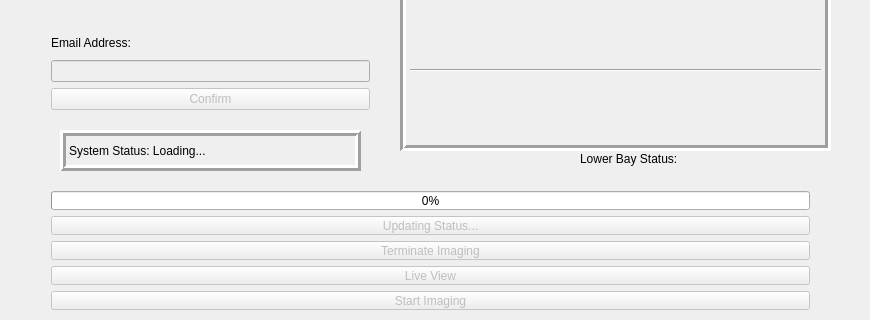
First picture: the form in _ui/Demo.ui, repository CoSE-Jerry/ABCD, before the edit; both pictures show x 0 to 870 and y 240 to 560 of the 870 by 560 pixel window.
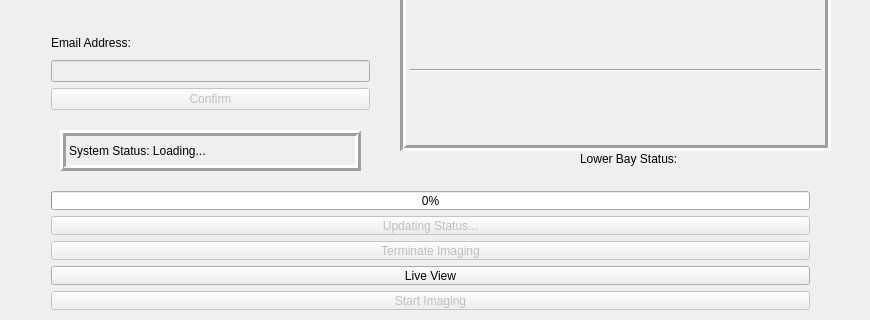
Second picture: the form after the edit. Icons and pictures are not drawn.

Diff of the .ui file:
```diff
--- a/_ui/Demo.ui
+++ b/_ui/Demo.ui
@@ -684,7 +684,7 @@
      <item>
       <widget class="QPushButton" name="Start_Live">
        <property name="enabled">
-        <bool>false</bool>
+        <bool>true</bool>
        </property>
        <property name="text">
         <string>Live View</string>
```
